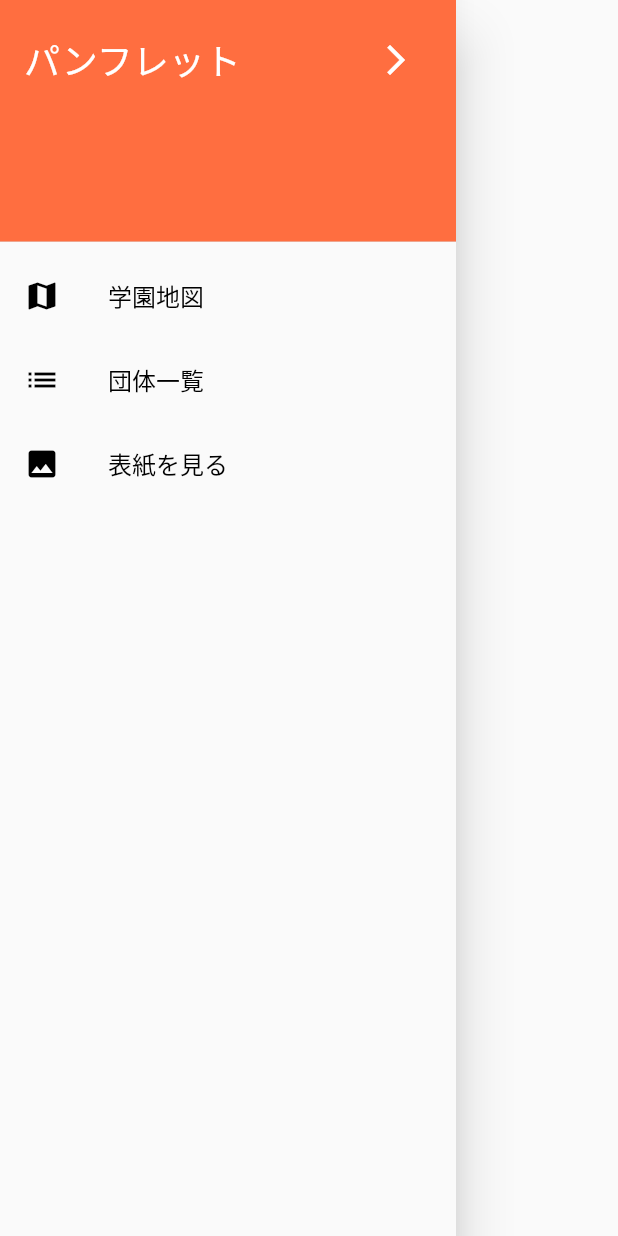
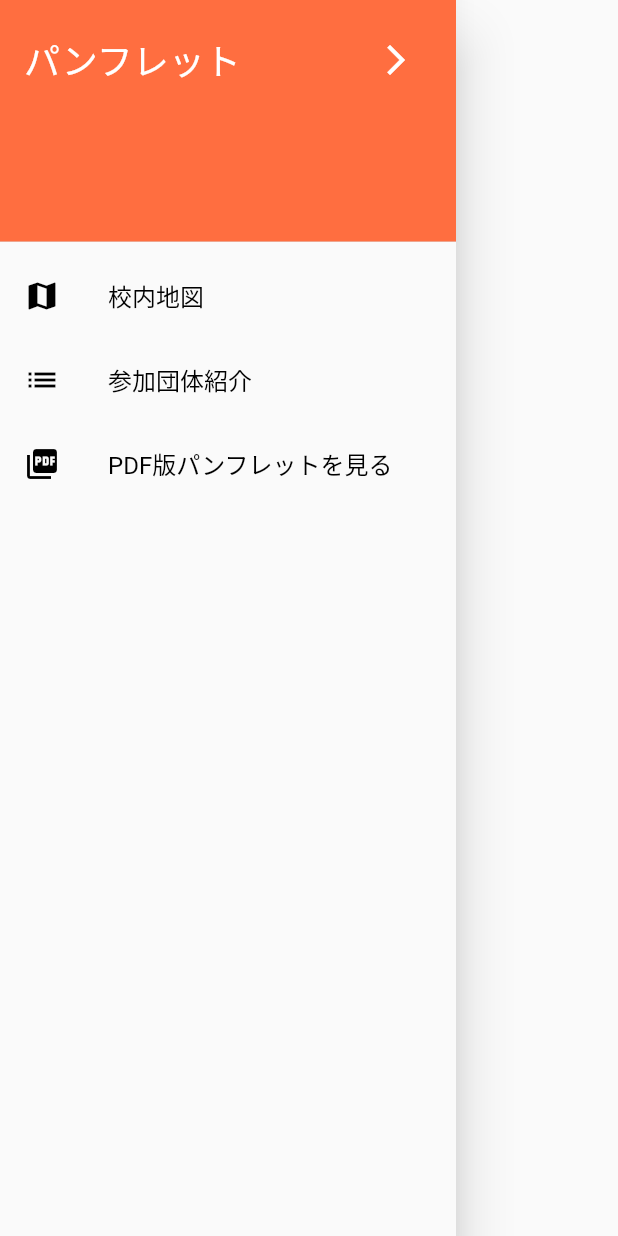
Before and after one commit to chigakucat/uchikoshi42nd, a Flutter app: the EndDrawer widget shown alone on an empty page, opened directly, on a phone screen of 412 x 824 dp. Run offline on Flutter 3.47's test engine with Material 2 defaults, Android fonts, the phone set to English and light mode, and no system bars; our stand-ins replace cloud_firestore, firebase_core, shared_preferences, webview_flutter; missing offline and left inert: flutter_pdfview, flutter_youtube, panorama; accounts and stored records are empty; network calls fail; Roboto replaces fonts that are missing (SourceHanSansJP-Normal).

Commit message:
fix enddrawer.dart サイドバーの細部の修正

```diff
--- a/lib/panorama_page/contents/enddrawer.dart
+++ b/lib/panorama_page/contents/enddrawer.dart
@@ -46,7 +46,7 @@ class EndDrawer extends StatelessWidget {
               color: Colors.black,
             ),
             title: Text(
-              '学園地図',
+              '校内地図',
               style: TextStyle(
                 color: Colors.black,
               ),
@@ -67,7 +67,7 @@ class EndDrawer extends StatelessWidget {
               color: Colors.black,
             ),
             title: Text(
-              '団体一覧',
+              '参加団体紹介',
               style: TextStyle(
                 color: Colors.black,
               ),
@@ -84,11 +84,11 @@ class EndDrawer extends StatelessWidget {
           ),
           ListTile(
             leading: Icon(
-              Icons.image,
+              Icons.picture_as_pdf,
               color: Colors.black,
             ),
             title: Text(
-              '表紙を見る',
+              'PDF版パンフレットを見る',
               style: TextStyle(
                 color: Colors.black,
               ),
```
